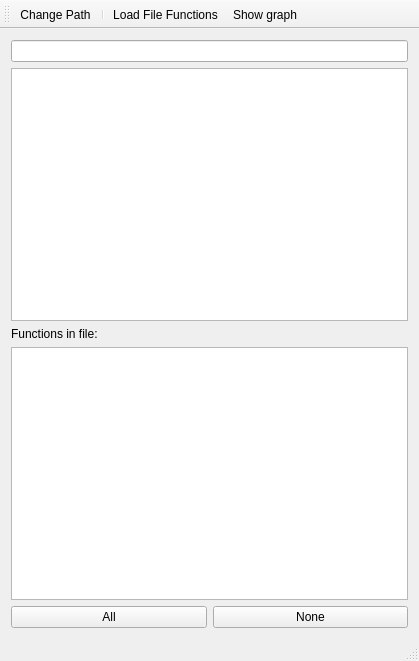
fgrando/cview, file Cviewer/mainwindow.ui: the form before one commit.
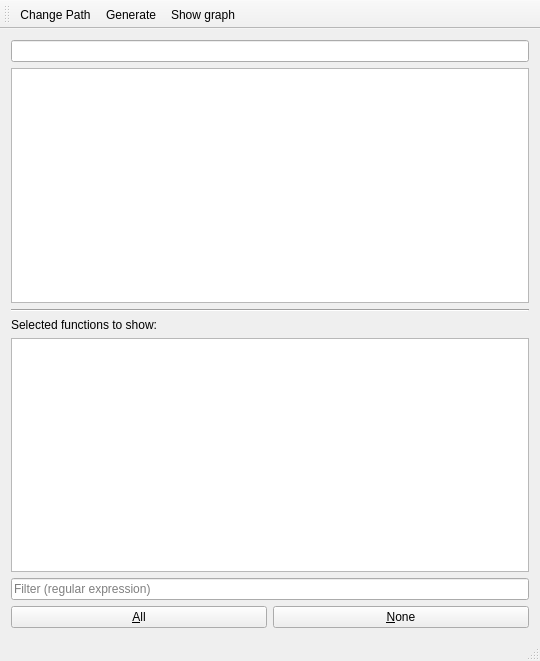
The form after the commit. Icons and pictures are not drawn.

Commit message: Adjusting interface

What changed in the file:
```diff
--- a/Cviewer/mainwindow.ui
+++ b/Cviewer/mainwindow.ui
@@ -6,49 +6,69 @@
    <rect>
     <x>0</x>
     <y>0</y>
-    <width>419</width>
+    <width>540</width>
     <height>661</height>
    </rect>
   </property>
+  <property name="sizePolicy">
+   <sizepolicy hsizetype="Fixed" vsizetype="Expanding">
+    <horstretch>0</horstretch>
+    <verstretch>0</verstretch>
+   </sizepolicy>
+  </property>
   <property name="windowTitle">
    <string>MainWindow</string>
   </property>
   <widget class="QWidget" name="centralWidget">
    <layout class="QGridLayout" name="gridLayout">
+    <item row="4" column="0">
+     <widget class="QListWidget" name="listWidgetFunctions"/>
+    </item>
     <item row="0" column="0">
      <widget class="QLineEdit" name="lineEditRootPath"/>
     </item>
-    <item row="2" column="0">
+    <item row="3" column="0">
      <widget class="QLabel" name="labelFunctions">
       <property name="text">
-       <string>Functions in file:</string>
+       <string>Selected functions to show:</string>
       </property>
      </widget>
     </item>
-    <item row="4" column="0">
+    <item row="6" column="0">
      <layout class="QHBoxLayout" name="horizontalLayout">
       <item>
        <widget class="QPushButton" name="pushButtonAll">
         <property name="text">
-         <string>All</string>
+         <string>&amp;All</string>
         </property>
        </widget>
       </item>
       <item>
        <widget class="QPushButton" name="pushButtonNone">
         <property name="text">
-         <string>None</string>
+         <string>&amp;None</string>
         </property>
        </widget>
       </item>
      </layout>
     </item>
-    <item row="3" column="0">
-     <widget class="QListWidget" name="listWidgetFunctions"/>
-    </item>
     <item row="1" column="0">
      <widget class="QTreeView" name="fileSystemTreeView"/>
     </item>
+    <item row="5" column="0">
+     <widget class="QLineEdit" name="lineEditFilter">
+      <property name="placeholderText">
+       <string>Filter (regular expression)</string>
+      </property>
+     </widget>
+    </item>
+    <item row="2" column="0">
+     <widget class="Line" name="line">
+      <property name="orientation">
+       <enum>Qt::Horizontal</enum>
+      </property>
+     </widget>
+    </item>
    </layout>
   </widget>
   <widget class="QMenuBar" name="menuBar">
@@ -69,8 +89,7 @@
     <bool>false</bool>
    </attribute>
    <addaction name="actionPath"/>
-   <addaction name="separator"/>
-   <addaction name="actionLoad_File_Functions"/>
+   <addaction name="actionGenerate"/>
    <addaction name="actionShowGraph"/>
   </widget>
   <widget class="QStatusBar" name="statusBar"/>
@@ -87,20 +106,7 @@
     <string>Change Path</string>
    </property>
    <property name="shortcut">
-    <string>Ctrl+L</string>
-   </property>
-  </action>
-  <action name="actionLoad_File_Functions">
-   <property name="icon">
-    <iconset>
-     <normalon>:/images/images/sort-ascending-2x.png</normalon>
-    </iconset>
-   </property>
-   <property name="text">
-    <string>Load File Functions</string>
-   </property>
-   <property name="shortcut">
-    <string>Ctrl+R</string>
+    <string>Alt+E</string>
    </property>
   </action>
   <action name="actionShowGraph">
@@ -116,7 +122,23 @@
     <string>Show Graph as PDF</string>
    </property>
    <property name="shortcut">
-    <string>Ctrl+P</string>
+    <string>Alt+S</string>
+   </property>
+  </action>
+  <action name="actionGenerate">
+   <property name="icon">
+    <iconset>
+     <normalon>:/images/images/share-boxed-2x.png</normalon>
+    </iconset>
+   </property>
+   <property name="text">
+    <string>Generate</string>
+   </property>
+   <property name="toolTip">
+    <string>Generate Graph</string>
+   </property>
+   <property name="shortcut">
+    <string>Alt+R</string>
    </property>
   </action>
  </widget>
```
Left out of the diff: 12 changed lines with no effect on the pictures. The commit also changes 4 other files.
